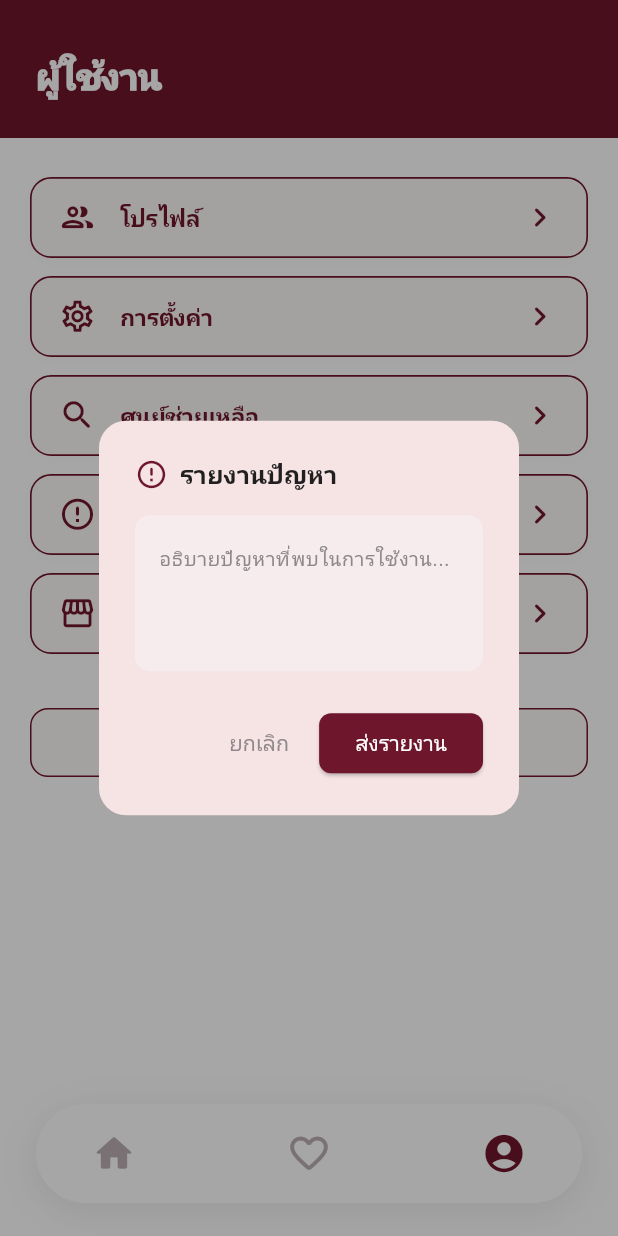
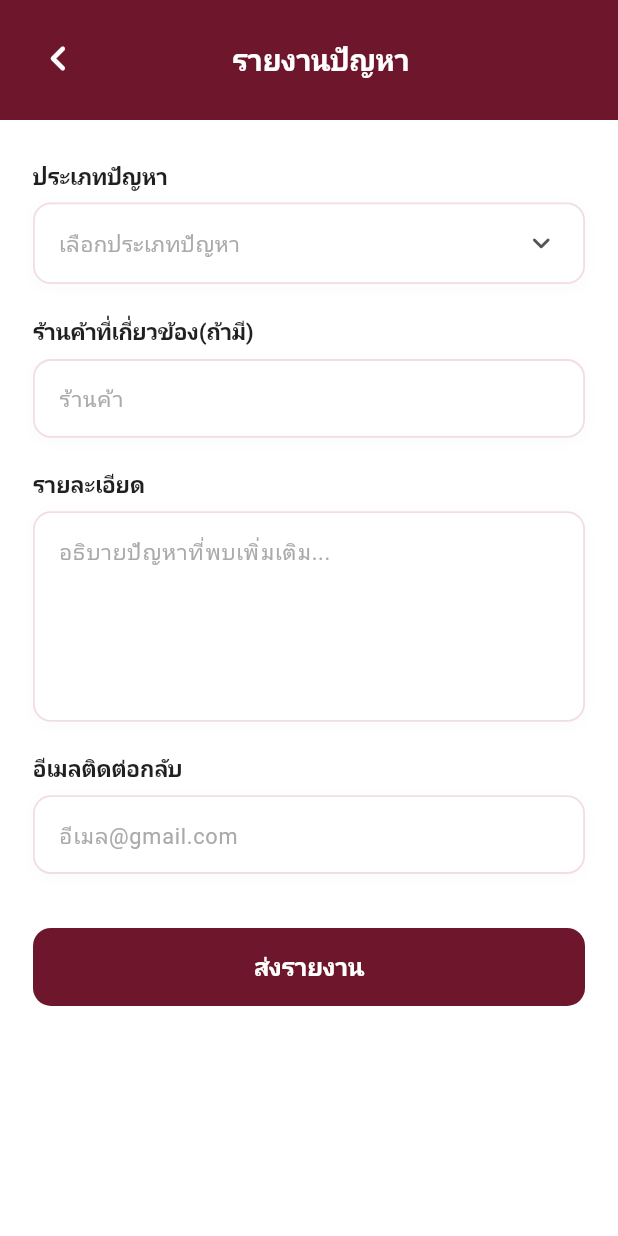
Before and after one commit to Book7076/mobile_pin, a Flutter app: the HomeScreen screen opened directly, item 3 of the bottom bar chosen, after a tap on "รายงานปัญหา", on a phone screen of 412 x 824 dp. Run offline on Flutter 3.47's test engine with Material 3 defaults, Android fonts, the phone set to English and light mode, and no system bars; our stand-ins replace appinio_swiper, flutter_dotenv, flutter_map, flutter_riverpod, geolocator, latlong2 and 1 more; accounts and stored records are empty; statements that could not run were skipped.

Commit message:
feat: เพิ่มหน้ารายงานปัญหา (ReportProblemScreen - User - report) พร้อมฟอร์มเลือกประเภทปัญหา รายละเอียด และปุ่มส่งรายงาน เชื่อมต่อจากหน้าผู้ใช้งาน

```diff
--- a/lib/screens/home/home_screen.dart
+++ b/lib/screens/home/home_screen.dart
@@ -6,6 +6,7 @@ import '../auth/login_screen.dart';
 import '../profile/user_profile_screen.dart';
 import '../profile/settings_screen.dart';
 import '../profile/help_center_screen.dart';
+import '../profile/report_problem_screen.dart';
 import '../restaurants/create_restaurant_screen.dart';
 import '../restaurants/restaurant_detail_screen.dart';
 import 'discover_screen.dart';
@@ -1128,7 +1129,13 @@ class _HomeScreenState extends ConsumerState<HomeScreen> {
                   _buildProfileMenuCard(
                     icon: Icons.error_outline_rounded,
                     title: 'รายงานปัญหา',
-                    onTap: _showReportIssueDialog,
+                    onTap: () {
+                      Navigator.of(context).push(
+                        MaterialPageRoute(
+                          builder: (_) => const ReportProblemScreen(),
+                        ),
+                      );
+                    },
                   ),
                   const SizedBox(height: 12),
 
--- /dev/null
+++ b/lib/screens/profile/report_problem_screen.dart
@@ -0,0 +1,482 @@
+import 'package:flutter/material.dart';
+import 'package:flutter/services.dart';
+
+class ReportProblemScreen extends StatefulWidget {
+  const ReportProblemScreen({super.key});
+
+  @override
+  State<ReportProblemScreen> createState() => _ReportProblemScreenState();
+}
+
+class _ReportProblemScreenState extends State<ReportProblemScreen> {
+  String? _selectedCategory;
+  final TextEditingController _restaurantController = TextEditingController();
+  final TextEditingController _detailController = TextEditingController();
+  final TextEditingController _emailController = TextEditingController();
+
+  final List<String> _categories = [
+    'ปัญหาการใช้งานแอปพลิเคชันทั่วไป',
+    'ข้อมูลร้านอาหารไม่ถูกต้อง',
+    'ร้านอาหารปิดหรือไม่พบร้าน',
+    'ปัญหาเกี่ยวกับบัญชีหรือรหัสผ่าน',
+    'ปัญหาเกี่ยวกับรายการโปรด',
+    'ข้อเสนอแนะเพื่อการพัฒนาแอป',
+    'อื่นๆ',
+  ];
+
+  @override
+  void initState() {
+    super.initState();
+    SystemChrome.setSystemUIOverlayStyle(
+      const SystemUiOverlayStyle(
+        statusBarColor: Colors.transparent,
+        statusBarIconBrightness: Brightness.light,
+        statusBarBrightness: Brightness.dark,
+        systemNavigationBarColor: Colors.white,
+        systemNavigationBarIconBrightness: Brightness.dark,
+      ),
+    );
+  }
+
+  @override
+  void dispose() {
+    _restaurantController.dispose();
+    _detailController.dispose();
+    _emailController.dispose();
+    super.dispose();
+  }
+
+  void _showCategoryPicker() {
+    showModalBottomSheet(
+      context: context,
+      backgroundColor: Colors.white,
+      shape: const RoundedRectangleBorder(
+        borderRadius: BorderRadius.vertical(top: Radius.circular(24)),
+      ),
+      builder: (ctx) {
+        return SafeArea(
+          child: Padding(
+            padding: const EdgeInsets.symmetric(vertical: 20, horizontal: 20),
+            child: Column(
+              mainAxisSize: MainAxisSize.min,
+              crossAxisAlignment: CrossAxisAlignment.start,
+              children: [
+                Row(
+                  mainAxisAlignment: MainAxisAlignment.spaceBetween,
+                  children: [
+                    const Text(
+                      'เลือกประเภทปัญหา',
+                      style: TextStyle(
+                        fontSize: 17.5,
+                        fontWeight: FontWeight.w800,
+                        color: Color(0xFF1E1E1E),
+                        letterSpacing: -0.2,
+                      ),
+                    ),
+                    IconButton(
+                      icon: const Icon(Icons.close_rounded, color: Color(0xFF6E162B)),
+                      onPressed: () => Navigator.of(ctx).pop(),
+                    ),
+                  ],
+                ),
+                const SizedBox(height: 12),
+                Container(height: 1.0, color: const Color(0xFFF2DDE1)),
+                const SizedBox(height: 8),
+                ...List.generate(_categories.length, (index) {
+                  final cat = _categories[index];
+                  final isSelected = _selectedCategory == cat;
+
+                  return InkWell(
+                    borderRadius: BorderRadius.circular(10),
+                    onTap: () {
+                      setState(() {
+                        _selectedCategory = cat;
+                      });
+                      Navigator.of(ctx).pop();
+                    },
+                    child: Padding(
+                      padding: const EdgeInsets.symmetric(vertical: 13, horizontal: 8),
+                      child: Row(
+                        mainAxisAlignment: MainAxisAlignment.spaceBetween,
+                        children: [
+                          Text(
+                            cat,
+                            style: TextStyle(
+                              fontSize: 14.5,
+                              fontWeight: isSelected ? FontWeight.w700 : FontWeight.w500,
+                              color: isSelected ? const Color(0xFF6E162B) : const Color(0xFF221F21),
+                            ),
+                          ),
+                          if (isSelected)
+                            const Icon(
+                              Icons.check_circle_rounded,
+                              color: Color(0xFF6E162B),
+                              size: 20,
+                            ),
+                        ],
+                      ),
+                    ),
+                  );
+                }),
+              ],
+            ),
+          ),
+        );
+      },
+    );
+  }
+
+  void _submitReport() {
+    FocusScope.of(context).unfocus();
+
+    if (_selectedCategory == null) {
+      ScaffoldMessenger.of(context).showSnackBar(
+        SnackBar(
+          content: const Text(
+            'กรุณาเลือกประเภทปัญหา',
+            style: TextStyle(fontFamily: 'Prompt'),
+          ),
+          backgroundColor: const Color(0xFF6E162B),
+          behavior: SnackBarBehavior.floating,
+          shape: RoundedRectangleBorder(borderRadius: BorderRadius.circular(10)),
+        ),
+      );
+      return;
+    }
+
+    if (_detailController.text.trim().isEmpty) {
+      ScaffoldMessenger.of(context).showSnackBar(
+        SnackBar(
+          content: const Text(
+            'กรุณาระบุรายละเอียดปัญหาที่พบ',
+            style: TextStyle(fontFamily: 'Prompt'),
+          ),
+          backgroundColor: const Color(0xFF6E162B),
+          behavior: SnackBarBehavior.floating,
+          shape: RoundedRectangleBorder(borderRadius: BorderRadius.circular(10)),
+        ),
+      );
+      return;
+    }
+
+    // Show Success Dialog
+    showDialog(
+      context: context,
+      barrierDismissible: false,
+      builder: (ctx) => AlertDialog(
+        backgroundColor: Colors.white,
+        shape: RoundedRectangleBorder(borderRadius: BorderRadius.circular(20)),
+        contentPadding: const EdgeInsets.all(24),
+        content: Column(
+          mainAxisSize: MainAxisSize.min,
+          children: [
+            Container(
+              width: 60,
+              height: 60,
+              decoration: const BoxDecoration(
+                color: Color(0xFFF7EAEC),
+                shape: BoxShape.circle,
+              ),
+              child: const Center(
+                child: Icon(
+                  Icons.check_rounded,
+                  color: Color(0xFF6E162B),
+                  size: 36,
+                ),
+              ),
+            ),
+            const SizedBox(height: 18),
+            const Text(
+              'ส่งรายงานปัญหาสำเร็จ',
+              style: TextStyle(
+                fontSize: 18,
+                fontWeight: FontWeight.w800,
+                color: Color(0xFF1E1E1E),
+                letterSpacing: -0.2,
+              ),
+            ),
+            const SizedBox(height: 10),
+            const Text(
+              'ทีมงานได้รับรายงานของท่านเรียบร้อยแล้ว และจะเร่งตรวจสอบพร้อมปรับปรุงบริการต่อไป',
+              textAlign: TextAlign.center,
+              style: TextStyle(
+                fontSize: 13.5,
+                color: Color(0xFF666666),
+                height: 1.45,
+              ),
+            ),
+            const SizedBox(height: 22),
+            SizedBox(
+              width: double.infinity,
+              height: 46,
+              child: ElevatedButton(
+                style: ElevatedButton.styleFrom(
+                  backgroundColor: const Color(0xFF6E162B),
+                  foregroundColor: Colors.white,
+                  elevation: 0,
+                  shape: RoundedRectangleBorder(
+                    borderRadius: BorderRadius.circular(12),
+                  ),
+                ),
+                onPressed: () {
+                  Navigator.of(ctx).pop();
+                  Navigator.of(context).pop();
+                },
+                child: const Text(
+                  'ตกลง',
+                  style: TextStyle(fontSize: 15, fontWeight: FontWeight.w700),
+                ),
+              ),
+            ),
+          ],
+        ),
+      ),
+    );
+  }
+
+  @override
+  Widget build(BuildContext context) {
+    return Scaffold(
+      backgroundColor: Colors.white,
+      body: GestureDetector(
+        onTap: () => FocusScope.of(context).unfocus(),
+        child: Column(
+          children: [
+            // ==========================================
+            // 1. TOP SOLID BURGUNDY HEADER
+            // ==========================================
+            Container(
+              color: const Color(0xFF6E162B),
+              padding: EdgeInsets.only(
+                top: MediaQuery.of(context).padding.top + 14,
+                bottom: 16,
+                left: 14,
+                right: 14,
+              ),
+              child: Row(
+                children: [
+                  IconButton(
+                    icon: const Icon(
+                      Icons.chevron_left_rounded,
+                      color: Colors.white,
+                      size: 34,
+                    ),
+                    onPressed: () => Navigator.of(context).pop(),
+                  ),
+                  const Expanded(
+                    child: Center(
+                      child: Padding(
+                        padding: EdgeInsets.only(right: 34),
+                        child: Text(
+                          'รายงานปัญหา',
+                          style: TextStyle(
+                            fontSize: 19.5,
+                            fontWeight: FontWeight.w800,
+                            color: Colors.white,
+                            letterSpacing: -0.2,
+                          ),
+                        ),
+                      ),
+                    ),
+                  ),
+                ],
+              ),
+            ),
+
+            // ==========================================
+            // 2. SCROLLABLE FORM FIELDS
+            // ==========================================
+            Expanded(
+              child: SingleChildScrollView(
+                physics: const BouncingScrollPhysics(),
+                padding: const EdgeInsets.symmetric(horizontal: 22, vertical: 26),
+                child: Column(
+                  crossAxisAlignment: CrossAxisAlignment.start,
+                  children: [
+                    // Field 1: ประเภทปัญหา
+                    _buildFieldLabel('ประเภทปัญหา'),
+                    const SizedBox(height: 8),
+                    _buildCategorySelector(),
+
+                    const SizedBox(height: 20),
+
+                    // Field 2: ร้านค้าที่เกี่ยวข้อง(ถ้ามี)
+                    _buildFieldLabel('ร้านค้าที่เกี่ยวข้อง(ถ้ามี)'),
+                    const SizedBox(height: 8),
+                    _buildTextInput(
+                      controller: _restaurantController,
+                      hintText: 'ร้านค้า',
+                    ),
+
+                    const SizedBox(height: 20),
+
+                    // Field 3: รายละเอียด
+                    _buildFieldLabel('รายละเอียด'),
+                    const SizedBox(height: 8),
+                    _buildTextInput(
+                      controller: _detailController,
+                      hintText: 'อธิบายปัญหาที่พบเพิ่มเติม...',
+                      minLines: 5,
+                      maxLines: 7,
+                    ),
+
+                    const SizedBox(height: 20),
+
+                    // Field 4: อีเมลติดต่อกลับ
+                    _buildFieldLabel('อีเมลติดต่อกลับ'),
+                    const SizedBox(height: 8),
+                    _buildTextInput(
+                      controller: _emailController,
+                      hintText: 'อีเมล@gmail.com',
+                      keyboardType: TextInputType.emailAddress,
+                    ),
+
+                    const SizedBox(height: 36),
+
+                    // Submit Button: ส่งรายงาน
+                    SizedBox(
+                      width: double.infinity,
+                      height: 52,
+                      child: ElevatedButton(
+                        style: ElevatedButton.styleFrom(
+                          backgroundColor: const Color(0xFF6E162B),
+                          foregroundColor: Colors.white,
+                          elevation: 0,
+                          shape: RoundedRectangleBorder(
+                            borderRadius: BorderRadius.circular(12),
+                          ),
+                        ),
+                        onPressed: _submitReport,
+                        child: const Text(
+                          'ส่งรายงาน',
+                          style: TextStyle(
+                            fontSize: 16.5,
+                            fontWeight: FontWeight.w800,
+                            color: Colors.white,
+                            letterSpacing: -0.2,
+                          ),
+                        ),
+                      ),
+                    ),
+
+                    const SizedBox(height: 28),
+                  ],
+                ),
+              ),
+            ),
+          ],
+        ),
+      ),
+    );
+  }
+
+  Widget _buildFieldLabel(String label) {
+    return Text(
+      label,
+      style: const TextStyle(
+        fontSize: 15,
+        fontWeight: FontWeight.w700,
+        color: Color(0xFF221F21),
+        letterSpacing: -0.2,
+      ),
+    );
+  }
+
+  Widget _buildCategorySelector() {
+    return Container(
+      decoration: BoxDecoration(
+        color: Colors.white,
+        borderRadius: BorderRadius.circular(12),
+        border: Border.all(
+          color: const Color(0xFFF2DDE1),
+          width: 1.2,
+        ),
+        boxShadow: [
+          BoxShadow(
+            color: Colors.black.withOpacity(0.02),
+            blurRadius: 8,
+            offset: const Offset(0, 2),
+          ),
+        ],
+      ),
+      child: Material(
+        color: Colors.transparent,
+        child: InkWell(
+          borderRadius: BorderRadius.circular(12),
+          onTap: _showCategoryPicker,
+          child: Padding(
+            padding: const EdgeInsets.symmetric(horizontal: 16, vertical: 14),
+            child: Row(
+              mainAxisAlignment: MainAxisAlignment.spaceBetween,
+              children: [
+                Text(
+                  _selectedCategory ?? 'เลือกประเภทปัญหา',
+                  style: TextStyle(
+                    fontSize: 14.5,
+                    fontWeight: _selectedCategory != null ? FontWeight.w600 : FontWeight.w400,
+                    color: _selectedCategory != null
+                        ? const Color(0xFF221F21)
+                        : const Color(0xFFAAAAAA),
+                  ),
+                ),
+                const Icon(
+                  Icons.keyboard_arrow_down_rounded,
+                  color: Color(0xFF555555),
+                  size: 24,
+                ),
+              ],
+            ),
+          ),
+        ),
+      ),
+    );
+  }
+
+  Widget _buildTextInput({
+    required TextEditingController controller,
+    required String hintText,
+    int minLines = 1,
+    int maxLines = 1,
+    TextInputType keyboardType = TextInputType.text,
+  }) {
+    return Container(
+      decoration: BoxDecoration(
+        color: Colors.white,
+        borderRadius: BorderRadius.circular(12),
+        border: Border.all(
+          color: const Color(0xFFF2DDE1),
+          width: 1.2,
+        ),
+        boxShadow: [
+          BoxShadow(
+            color: Colors.black.withOpacity(0.02),
+            blurRadius: 8,
+            offset: const Offset(0, 2),
+          ),
+        ],
+      ),
+      child: TextField(
+        controller: controller,
+        minLines: minLines,
+        maxLines: maxLines,
+        keyboardType: keyboardType,
+        style: const TextStyle(
+          fontSize: 14.5,
+          color: Color(0xFF221F21),
+          fontWeight: FontWeight.w500,
+        ),
+        decoration: InputDecoration(
+          hintText: hintText,
+          hintStyle: const TextStyle(
+            fontSize: 14.5,
+            color: Color(0xFFAAAAAA),
+            fontWeight: FontWeight.w400,
+          ),
+          contentPadding: const EdgeInsets.symmetric(horizontal: 16, vertical: 14),
+          border: InputBorder.none,
+          isDense: true,
+        ),
+      ),
+    );
+  }
+}
```
